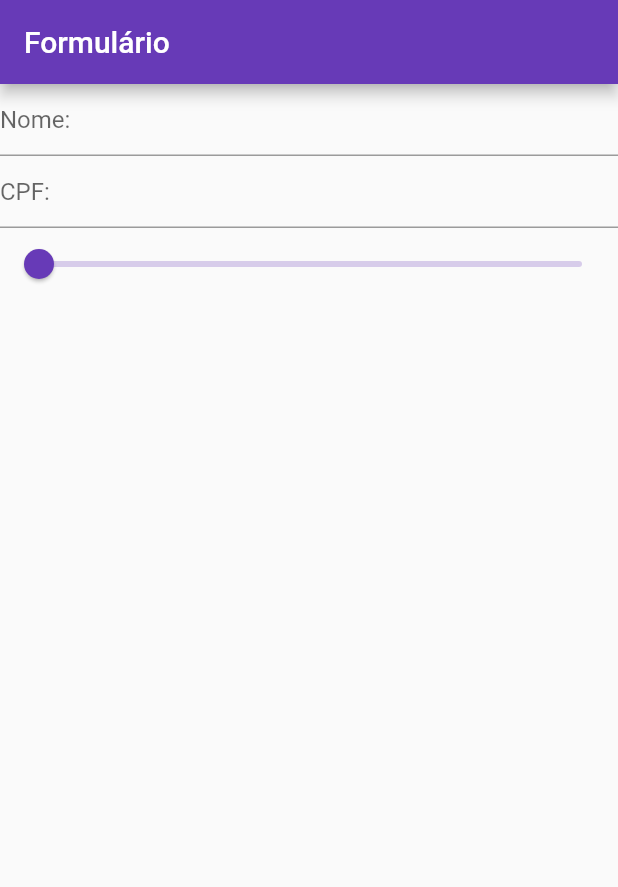
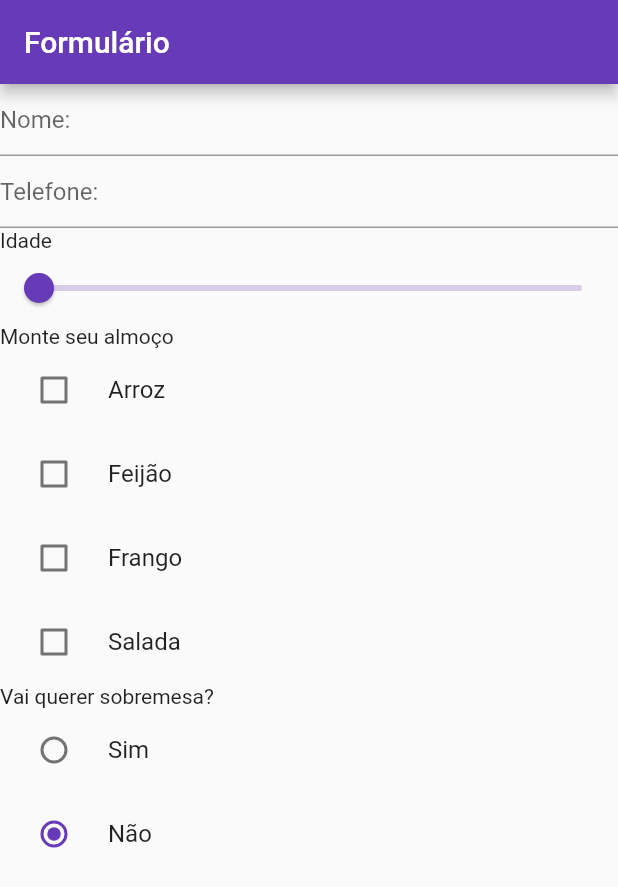
Before and after one commit to GomesLuan/formulario, a Flutter app: the screen it shows after launch, on a phone screen of 412 x 824 dp. Shown: the top 887 px of the screen. Run offline on Flutter 3.47's test engine with Material 2 defaults, Android fonts, the phone set to English and light mode, and no system bars.

Commit message:
Checkbox e Radiobox

```diff
--- a/lib/main.dart
+++ b/lib/main.dart
@@ -1,4 +1,5 @@
 import 'package:flutter/material.dart';
+import 'package:flutter/scheduler.dart' show timeDilation;
 
 void main() {
   MyApp app = MyApp();
@@ -29,6 +30,8 @@ class MyFormWidget extends StatefulWidget {
 class MyFormWidgetState extends State<MyFormWidget> {
   final formKey = GlobalKey<FormState>();
   double currentSliderValue = 18;
+  List<bool?> checkBoxesValues = [false, false, false, false];
+  RadioBoxOptions? radioBoxGroup= RadioBoxOptions.nao;
 
   @override
   Widget build(BuildContext context) {
@@ -50,7 +53,7 @@ class MyFormWidgetState extends State<MyFormWidget> {
           ),
           TextFormField(
             decoration: const InputDecoration(
-              hintText: 'CPF:',
+              hintText: 'Telefone:',
             ),
             validator: (value) {
               if (value == null || value.isEmpty) {
@@ -59,6 +62,7 @@ class MyFormWidgetState extends State<MyFormWidget> {
               return null;
             }
           ),
+          Text('Idade'),
           Slider(
             value: currentSliderValue,
             min: 18,
@@ -70,9 +74,73 @@ class MyFormWidgetState extends State<MyFormWidget> {
                 currentSliderValue = value;
               });
             },
+          ),
+          Text('Monte seu almoço'),
+          CheckboxListTile(
+            title: Text('Arroz'),
+            value: checkBoxesValues[0],
+            onChanged: (bool? value) {
+              setState(() {
+                checkBoxesValues[0] = value;
+              });
+            },
+            controlAffinity: ListTileControlAffinity.leading,
+          ),
+          CheckboxListTile(
+            title: Text('Feijão'),
+            value: checkBoxesValues[1],
+            onChanged: (bool? value) {
+              setState(() {
+                checkBoxesValues[1] = value;
+              });
+            },
+            controlAffinity: ListTileControlAffinity.leading,
+          ),
+          CheckboxListTile(
+            title: Text('Frango'),
+            value: checkBoxesValues[2],
+            onChanged: (bool? value) {
+              setState(() {
+                checkBoxesValues[2] = value;
+              });
+            },
+            controlAffinity: ListTileControlAffinity.leading,
+          ),
+          CheckboxListTile(
+            title: Text('Salada'),
+            value: checkBoxesValues[3],
+            onChanged: (bool? value) {
+              setState(() {
+                checkBoxesValues[3] = value;
+              });
+            },
+            controlAffinity: ListTileControlAffinity.leading,
+          ),
+          Text('Vai querer sobremesa?'),
+          RadioListTile(
+            title: Text('Sim'),
+            value: RadioBoxOptions.sim,
+            groupValue: radioBoxGroup,
+            onChanged: (RadioBoxOptions? value) {
+              setState(() {
+                radioBoxGroup = value;
+              });
+            },
+          ),
+          RadioListTile(
+            title: Text('Não'),
+            value: RadioBoxOptions.nao,
+            groupValue: radioBoxGroup,
+            onChanged: (RadioBoxOptions? value) {
+              setState(() {
+                radioBoxGroup = value;
+              });
+            },
           )
         ],
       )
     );
   }
 }
+
+enum RadioBoxOptions {sim, nao}
```
